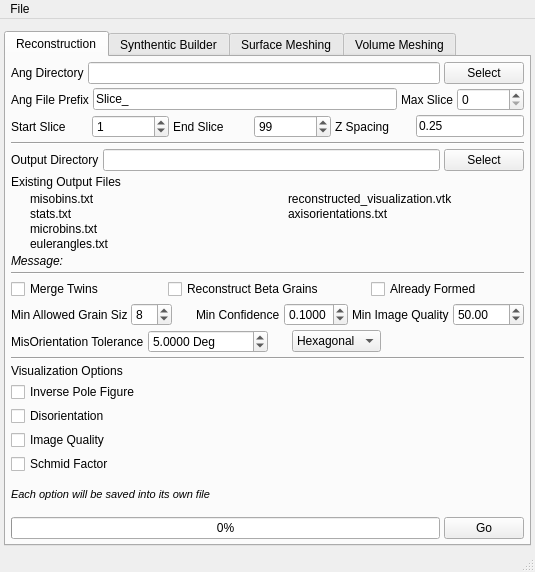
The window that Source/AIM/GUI/UI_Files/RepresentationUI.ui (BlueQuartzSoftware/DREAM3D) describes before a commit, drawn with Qt 5.
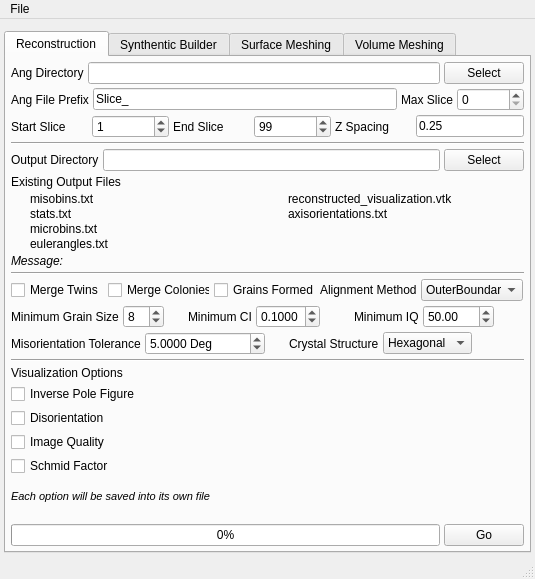
The same window after the commit. Icons and pictures are not drawn.

```diff
--- a/Source/AIM/GUI/UI_Files/RepresentationUI.ui
+++ b/Source/AIM/GUI/UI_Files/RepresentationUI.ui
@@ -7,7 +7,7 @@
     <x>0</x>
     <y>0</y>
     <width>535</width>
-    <height>572</height>
+    <height>579</height>
    </rect>
   </property>
   <property name="windowTitle">
@@ -393,12 +393,9 @@
             <property name="orientation">
              <enum>Qt::Horizontal</enum>
             </property>
-            <property name="sizeType">
-             <enum>QSizePolicy::Fixed</enum>
-            </property>
             <property name="sizeHint" stdset="0">
              <size>
-              <width>60</width>
+              <width>40</width>
               <height>20</height>
              </size>
             </property>
@@ -407,7 +404,7 @@
           <item>
            <widget class="QCheckBox" name="mergeColonies">
             <property name="text">
-             <string>Reconstruct Beta Grains</string>
+             <string>Merge Colonies</string>
             </property>
            </widget>
           </item>
@@ -427,7 +424,7 @@
           <item>
            <widget class="QCheckBox" name="alreadyFormed">
             <property name="text">
-             <string>Already Formed</string>
+             <string>Grains Formed</string>
             </property>
            </widget>
           </item>
@@ -444,6 +441,32 @@
             </property>
            </spacer>
           </item>
+          <item>
+           <widget class="QLabel" name="label_34">
+            <property name="text">
+             <string>Alignment Method</string>
+            </property>
+           </widget>
+          </item>
+          <item>
+           <widget class="QComboBox" name="alignMeth">
+            <item>
+             <property name="text">
+              <string>OuterBoundary</string>
+             </property>
+            </item>
+            <item>
+             <property name="text">
+              <string>Misorientation</string>
+             </property>
+            </item>
+            <item>
+             <property name="text">
+              <string>MutualInformation</string>
+             </property>
+            </item>
+           </widget>
+          </item>
          </layout>
         </item>
         <item>
@@ -451,7 +474,7 @@
           <item>
            <widget class="QLabel" name="label_8">
             <property name="text">
-             <string>Min Allowed Grain Sized</string>
+             <string>Minimum Grain Size</string>
             </property>
            </widget>
           </item>
@@ -487,7 +510,7 @@
           <item>
            <widget class="QLabel" name="label_9">
             <property name="text">
-             <string>Min Confidence</string>
+             <string>Minimum CI</string>
             </property>
            </widget>
           </item>
@@ -523,7 +546,7 @@
           <item>
            <widget class="QLabel" name="label_31">
             <property name="text">
-             <string>Min Image Quality</string>
+             <string>Minimum IQ</string>
             </property>
            </widget>
           </item>
@@ -560,7 +583,7 @@
           <item>
            <widget class="QLabel" name="label_10">
             <property name="text">
-             <string>MisOrientation Tolerance</string>
+             <string>Misorientation Tolerance</string>
             </property>
            </widget>
           </item>
@@ -605,6 +628,13 @@
             </property>
            </spacer>
           </item>
+          <item>
+           <widget class="QLabel" name="label_33">
+            <property name="text">
+             <string>Crystal Structure</string>
+            </property>
+           </widget>
+          </item>
           <item>
            <widget class="QComboBox" name="crystalStructure">
             <item>
```
Left out of the diff: 6 changed lines with no effect on the pictures.
